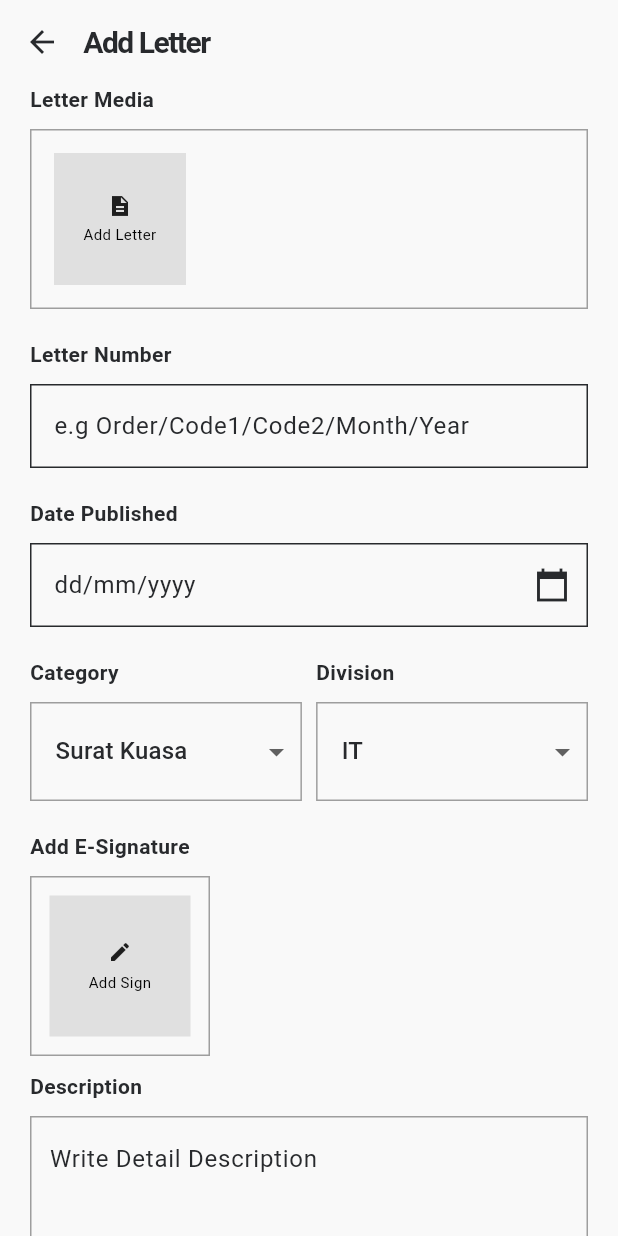
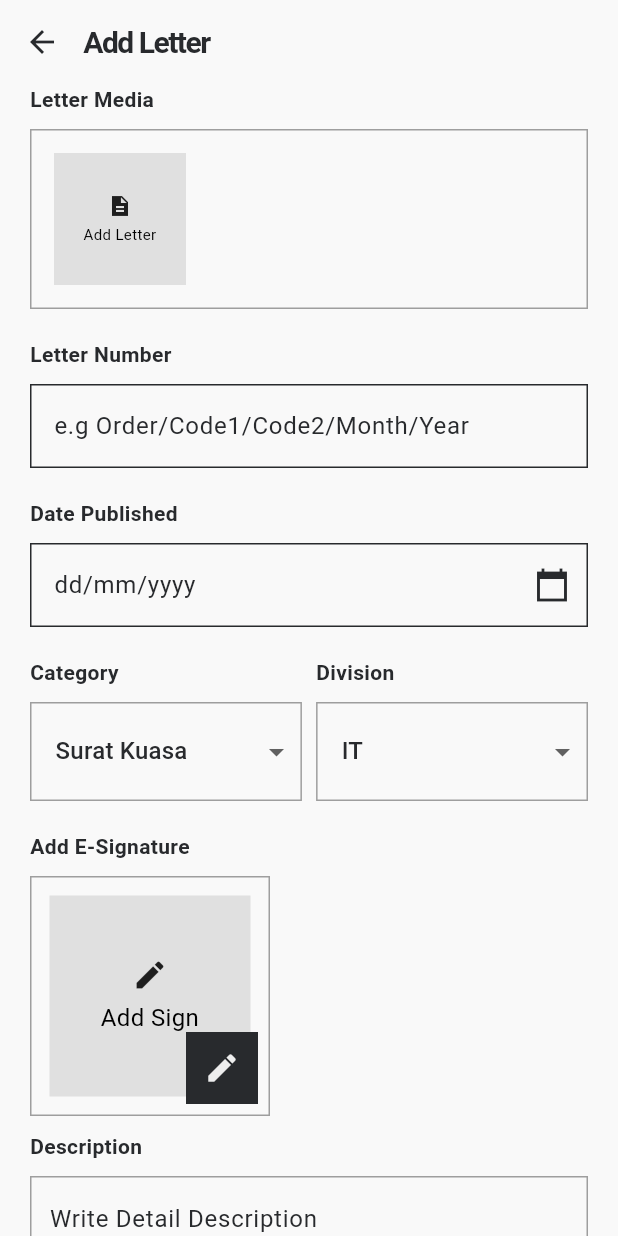
Before and after one commit to raymondtju/letterfly, a Flutter app: the AddLetterPage screen opened by its route, on a phone screen of 412 x 824 dp. Run offline on Flutter 3.47's test engine with Material 3 defaults, Android fonts, the light colour scheme and no system bars; our stand-ins replace camera, flutter_svg, lottie; missing offline and left inert: flutter_signature_pad; Roboto replaces fonts that are missing (SF); statements that could not run were skipped.

Commit message:
edit the logic for showing the e signature and adding a button on the bottom right

```diff
--- a/lib/addletter.dart
+++ b/lib/addletter.dart
@@ -302,11 +302,92 @@ class AddLetterPageState extends State<AddLetterPage> {
               const SizedBox(
                 height: 10,
               ),
-              Row(
+              // Stack(
+              //   children: [
+              //     Container(
+              //       width: 120,
+              //       height: 120,
+              //       decoration: BoxDecoration(
+              //         border: Border.all(color: Colors.grey),
+              //       ),
+              //       child: Padding(
+              //         padding: const EdgeInsets.all(12.0),
+              //         child: InkWell(
+              //           onTap: () async {
+              //             var data2 =
+              //                 await showSignatureDialog(context, signatureKey);
+              //             data2 = await data2.toByteData(
+              //                 format: ui.ImageByteFormat.png);
+              //             final encoded =
+              //                 base64.encode(data2.buffer.asUint8List());
+
+              //             setState(() {
+              //               signImage = base64.decode(encoded);
+              //             });
+              //           },
+              //           child: Container(
+              //             color: Colors.grey[300],
+              //             child: const Column(
+              //               mainAxisAlignment: MainAxisAlignment.center,
+              //               children: [
+              //                 Icon(
+              //                   Icons.edit,
+              //                   size: 16,
+              //                 ),
+              //                 SizedBox(height: 5),
+              //                 Text(
+              //                   'Add Sign',
+              //                   textAlign: TextAlign.center,
+              //                   style: TextStyle(
+              //                     fontSize: 10,
+              //                     color: Colors.black,
+              //                   ),
+              //                 ),
+              //               ],
+              //             ),
+              //           ),
+              //         ),
+              //       ),
+              //     ),
+              //     // const SizedBox(
+              //     //   width: 20,
+              //     // ),
+              //     // signImage != null
+              //     //     ? Container(
+              //     //         width: 100,
+              //     //         height: 100,
+              //     //         decoration: BoxDecoration(
+              //     //             border: Border.all(color: Colors.grey)),
+              //     //         child: Image.memory(
+              //     //           signImage!,
+              //     //           width: 100,
+              //     //           height: 100,
+              //     //           fit: BoxFit.cover,
+              //     //         ))
+              //     //     : Container(),
+              //     Align(
+              //       alignment: Alignment.bottomRight,
+              //       child: signImage != null
+              //           ? Container(
+              //               width: 100,
+              //               height: 100,
+              //               decoration: BoxDecoration(
+              //                   border: Border.all(color: Colors.grey)),
+              //               child: Image.memory(
+              //                 signImage!,
+              //                 width: 100,
+              //                 height: 100,
+              //                 fit: BoxFit.cover,
+              //               ))
+              //           : Container(),
+              //     )
+              //   ],
+              // ),
+              Stack(
                 children: [
                   Container(
-                    width: 120,
-                    height: 120,
+                    width: 160,
+                    height: 160,
                     decoration: BoxDecoration(
                       border: Border.all(color: Colors.grey),
                     ),
@@ -316,30 +397,41 @@ class AddLetterPageState extends State<AddLetterPage> {
                         onTap: () async {
                           var data2 =
                               await showSignatureDialog(context, signatureKey);
+                          if (data2 != null) {
                             data2 = await data2.toByteData(
                                 format: ui.ImageByteFormat.png);
                             final encoded =
                                 base64.encode(data2.buffer.asUint8List());
-
                             setState(() {
                               signImage = base64.decode(encoded);
                             });
+                          }
                         },
-                        child: Container(
+                        child: signImage != null
+                            ? Container(
+                                color: Colors.grey[300],
+                                child: Image.memory(
+                                  signImage!,
+                                  width: double.infinity,
+                                  height: double.infinity,
+                                  fit: BoxFit.cover,
+                                ),
+                              )
+                            : Container(
                                 color: Colors.grey[300],
                                 child: const Column(
                                   mainAxisAlignment: MainAxisAlignment.center,
                                   children: [
                                     Icon(
                                       Icons.edit,
-                                size: 16,
+                                      size: 24,
                                     ),
                                     SizedBox(height: 5),
                                     Text(
                                       'Add Sign',
                                       textAlign: TextAlign.center,
                                       style: TextStyle(
-                                  fontSize: 10,
+                                        fontSize: 16,
                                         color: Colors.black,
                                       ),
                                     ),
@@ -349,22 +441,45 @@ class AddLetterPageState extends State<AddLetterPage> {
                       ),
                     ),
                   ),
-                  const SizedBox(
-                    width: 20,
+                  Positioned(
+                    bottom: -4,
+                    right: -4,
+                    child: Padding(
+                      padding: const EdgeInsets.all(12.0),
+                      child: Container(
+                        decoration: BoxDecoration(
+                          color: const Color.fromRGBO(40, 42, 45, 1),
+                          borderRadius: BorderRadius.circular(0),
+                          // boxShadow: [
+                          //   BoxShadow(
+                          //     color: Colors.black.withOpacity(0.5),
+                          //     spreadRadius: 1,
+                          //     blurRadius: 3,
+                          //     offset: const Offset(0, 3),
+                          //   ),
+                          // ],
                         ),
-                  signImage != null
-                      ? Container(
-                          width: 100,
-                          height: 100,
-                          decoration: BoxDecoration(
-                              border: Border.all(color: Colors.grey)),
-                          child: Image.memory(
-                            signImage!,
-                            width: 100,
-                            height: 100,
-                            fit: BoxFit.cover,
-                          ))
-                      : Container(),
+                        child: IconButton(
+                          onPressed: () async {
+                            var data2 = await showSignatureDialog(
+                                context, signatureKey);
+                            if (data2 != null) {
+                              data2 = await data2.toByteData(
+                                  format: ui.ImageByteFormat.png);
+                              final encoded =
+                                  base64.encode(data2.buffer.asUint8List());
+                              setState(() {
+                                signImage = base64.decode(encoded);
+                              });
+                            }
+                          },
+                          icon: const Icon(Icons.edit),
+                          iconSize: 24,
+                          color: Colors.grey[200],
+                        ),
+                      ),
+                    ),
+                  ),
                 ],
               ),
               const SizedBox(
```
Lines whose indentation alone changed are shown as unchanged.
